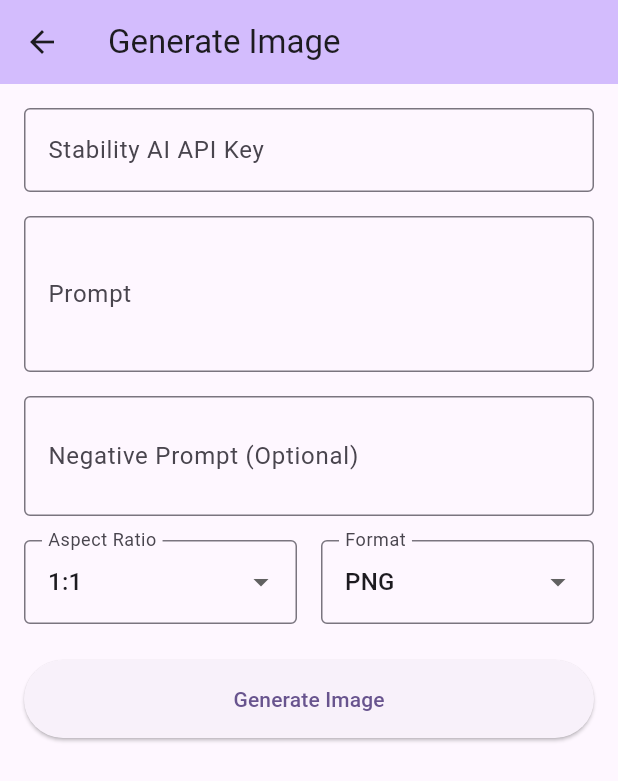
After one commit to Sibtain-maker/image_generator-, a Flutter app: the screen it shows once a user with an empty profile is signed in, after a tap on "Generate Image", on a phone screen of 412 x 824 dp. The commit adds this screen. Shown: the top 781 px of the screen. Run offline on Flutter 3.47's test engine with Material 3 defaults, Android fonts, the phone set to English and light mode, and no system bars; our stand-ins replace dio, supabase_flutter; accounts and stored records are empty.

Commit message:
Add Stability AI image generation feature
Introduces image generation using Stability AI with new models, service, and screen. Adds dio and http dependencies, updates navigation, and enhances the home page with a button to access the image generation screen.

```diff
--- a/lib/main.dart
+++ b/lib/main.dart
@@ -3,6 +3,7 @@ import 'package:supabase_flutter/supabase_flutter.dart';
 import 'widgets/auth_wrapper.dart';
 import 'screens/login_screen.dart';
 import 'screens/signup_screen.dart';
+import 'screens/image_generation_screen.dart';
 import 'services/auth_service.dart';
 
 Future<void> main() async {
@@ -32,6 +33,7 @@ class MyApp extends StatelessWidget {
         '/login': (context) => const LoginScreen(),
         '/signup': (context) => const SignupScreen(),
         '/home': (context) => const MyHomePage(title: 'Image Generator'),
+        '/generate': (context) => const ImageGenerationScreen(),
       },
       home: AuthWrapper(
         child: const MyHomePage(title: 'Image Generator'),
@@ -67,10 +69,33 @@ class _MyHomePageState extends State<MyHomePage> {
           ),
         ],
       ),
-      body: const Center(
+      body: Center(
         child: Column(
           mainAxisAlignment: MainAxisAlignment.center,
-          children: <Widget>[Text('Welcome to Image Generator')],
+          children: <Widget>[
+            const Text(
+              'Welcome to Image Generator',
+              style: TextStyle(fontSize: 24, fontWeight: FontWeight.bold),
+            ),
+            const SizedBox(height: 20),
+            const Text(
+              'Create amazing images with AI using Stability AI',
+              textAlign: TextAlign.center,
+              style: TextStyle(fontSize: 16, color: Colors.grey),
+            ),
+            const SizedBox(height: 40),
+            ElevatedButton.icon(
+              onPressed: () {
+                Navigator.pushNamed(context, '/generate');
+              },
+              icon: const Icon(Icons.create),
+              label: const Text('Generate Image'),
+              style: ElevatedButton.styleFrom(
+                padding: const EdgeInsets.symmetric(horizontal: 32, vertical: 16),
+                textStyle: const TextStyle(fontSize: 18),
+              ),
+            ),
+          ],
         ),
       ),
     );
--- /dev/null
+++ b/lib/models/stability_ai_models.dart
@@ -0,0 +1,70 @@
+class StabilityAIRequest {
+  final String prompt;
+  final String? negativePrompt;
+  final String aspectRatio;
+  final String outputFormat;
+  final int? seed;
+
+  StabilityAIRequest({
+    required this.prompt,
+    this.negativePrompt,
+    this.aspectRatio = '1:1',
+    this.outputFormat = 'png',
+    this.seed,
+  });
+
+  Map<String, dynamic> toFormData() {
+    final Map<String, dynamic> data = {
+      'prompt': prompt,
+      'aspect_ratio': aspectRatio,
+      'output_format': outputFormat,
+    };
+
+    if (negativePrompt != null && negativePrompt!.isNotEmpty) {
+      data['negative_prompt'] = negativePrompt;
+    }
+
+    if (seed != null) {
+      data['seed'] = seed.toString();
+    }
+
+    return data;
+  }
+}
+
+class StabilityAIResponse {
+  final String imageBase64;
+  final int? seed;
+  final String? finishReason;
+
+  StabilityAIResponse({
+    required this.imageBase64,
+    this.seed,
+    this.finishReason,
+  });
+
+  factory StabilityAIResponse.fromJson(Map<String, dynamic> json) {
+    return StabilityAIResponse(
+      imageBase64: json['image'] ?? '',
+      seed: json['seed'],
+      finishReason: json['finish_reason'],
+    );
+  }
+}
+
+class StabilityAIError {
+  final String message;
+  final int? code;
+
+  StabilityAIError({
+    required this.message,
+    this.code,
+  });
+
+  factory StabilityAIError.fromJson(Map<String, dynamic> json) {
+    return StabilityAIError(
+      message: json['message'] ?? 'Unknown error',
+      code: json['code'],
+    );
+  }
+}
--- /dev/null
+++ b/lib/screens/image_generation_screen.dart
@@ -0,0 +1,246 @@
+import 'dart:convert';
+import 'dart:typed_data';
+import 'package:flutter/material.dart';
+import '../services/stability_ai_service.dart';
+import '../models/stability_ai_models.dart';
+
+class ImageGenerationScreen extends StatefulWidget {
+  const ImageGenerationScreen({super.key});
+
+  @override
+  State<ImageGenerationScreen> createState() => _ImageGenerationScreenState();
+}
+
+class _ImageGenerationScreenState extends State<ImageGenerationScreen> {
+  final TextEditingController _promptController = TextEditingController();
+  final TextEditingController _negativePromptController = TextEditingController();
+  final TextEditingController _apiKeyController = TextEditingController();
+
+  String _selectedAspectRatio = '1:1';
+  String _selectedOutputFormat = 'png';
+  bool _isGenerating = false;
+  Uint8List? _generatedImageBytes;
+  String? _errorMessage;
+
+  StabilityAIService? _stabilityService;
+
+  @override
+  void dispose() {
+    _promptController.dispose();
+    _negativePromptController.dispose();
+    _apiKeyController.dispose();
+    super.dispose();
+  }
+
+  Future<void> _generateImage() async {
+    if (_promptController.text.trim().isEmpty) {
+      setState(() {
+        _errorMessage = 'Please enter a prompt';
+      });
+      return;
+    }
+
+    if (_apiKeyController.text.trim().isEmpty) {
+      setState(() {
+        _errorMessage = 'Please enter your Stability AI API key';
+      });
+      return;
+    }
+
+    setState(() {
+      _isGenerating = true;
+      _errorMessage = null;
+      _generatedImageBytes = null;
+    });
+
+    try {
+      _stabilityService = StabilityAIService(apiKey: _apiKeyController.text.trim());
+
+      final request = StabilityAIRequest(
+        prompt: _promptController.text.trim(),
+        negativePrompt: _negativePromptController.text.trim().isEmpty
+            ? null
+            : _negativePromptController.text.trim(),
+        aspectRatio: _selectedAspectRatio,
+        outputFormat: _selectedOutputFormat,
+      );
+
+      final response = await _stabilityService!.generateImage(request);
+      final imageBytes = base64Decode(response.imageBase64);
+
+      setState(() {
+        _generatedImageBytes = imageBytes;
+        _isGenerating = false;
+      });
+    } catch (e) {
+      setState(() {
+        _isGenerating = false;
+        if (e is StabilityAIError) {
+          _errorMessage = e.message;
+        } else {
+          _errorMessage = 'Failed to generate image: ${e.toString()}';
+        }
+      });
+    }
+  }
+
+  @override
+  Widget build(BuildContext context) {
+    return Scaffold(
+      appBar: AppBar(
+        title: const Text('Generate Image'),
+        backgroundColor: Theme.of(context).colorScheme.inversePrimary,
+      ),
+      body: SingleChildScrollView(
+        padding: const EdgeInsets.all(16.0),
+        child: Column(
+          crossAxisAlignment: CrossAxisAlignment.stretch,
+          children: [
+            TextField(
+              controller: _apiKeyController,
+              decoration: const InputDecoration(
+                labelText: 'Stability AI API Key',
+                hintText: 'Enter your API key',
+                border: OutlineInputBorder(),
+              ),
+              obscureText: true,
+            ),
+            const SizedBox(height: 16),
+
+            TextField(
+              controller: _promptController,
+              maxLines: 3,
+              decoration: const InputDecoration(
+                labelText: 'Prompt',
+                hintText: 'Describe the image you want to generate...',
+                border: OutlineInputBorder(),
+              ),
+            ),
+            const SizedBox(height: 16),
+
+            TextField(
+              controller: _negativePromptController,
+              maxLines: 2,
+              decoration: const InputDecoration(
+                labelText: 'Negative Prompt (Optional)',
+                hintText: 'What to avoid in the image...',
+                border: OutlineInputBorder(),
+              ),
+            ),
+            const SizedBox(height: 16),
+
+            Row(
+              children: [
+                Expanded(
+                  child: DropdownButtonFormField<String>(
+                    value: _selectedAspectRatio,
+                    decoration: const InputDecoration(
+                      labelText: 'Aspect Ratio',
+                      border: OutlineInputBorder(),
+                    ),
+                    items: StabilityAIService.getAvailableAspectRatios()
+                        .map((ratio) => DropdownMenuItem(
+                              value: ratio,
+                              child: Text(ratio),
+                            ))
+                        .toList(),
+                    onChanged: (value) {
+                      if (value != null) {
+                        setState(() {
+                          _selectedAspectRatio = value;
+                        });
+                      }
+                    },
+                  ),
+                ),
+                const SizedBox(width: 16),
+                Expanded(
+                  child: DropdownButtonFormField<String>(
+                    value: _selectedOutputFormat,
+                    decoration: const InputDecoration(
+                      labelText: 'Format',
+                      border: OutlineInputBorder(),
+                    ),
+                    items: StabilityAIService.getOutputFormats()
+                        .map((format) => DropdownMenuItem(
+                              value: format,
+                              child: Text(format.toUpperCase()),
+                            ))
+                        .toList(),
+                    onChanged: (value) {
+                      if (value != null) {
+                        setState(() {
+                          _selectedOutputFormat = value;
+                        });
+                      }
+                    },
+                  ),
+                ),
+              ],
+            ),
+            const SizedBox(height: 24),
+
+            ElevatedButton(
+              onPressed: _isGenerating ? null : _generateImage,
+              style: ElevatedButton.styleFrom(
+                padding: const EdgeInsets.symmetric(vertical: 16),
+              ),
+              child: _isGenerating
+                  ? const Row(
+                      mainAxisAlignment: MainAxisAlignment.center,
+                      children: [
+                        SizedBox(
+                          width: 20,
+                          height: 20,
+                          child: CircularProgressIndicator(strokeWidth: 2),
+                        ),
+                        SizedBox(width: 12),
+                        Text('Generating...'),
+                      ],
+                    )
+                  : const Text('Generate Image'),
+            ),
+
+            if (_errorMessage != null) ...[
+              const SizedBox(height: 16),
+              Container(
+                padding: const EdgeInsets.all(12),
+                decoration: BoxDecoration(
+                  color: Colors.red.shade50,
+                  border: Border.all(color: Colors.red.shade200),
+                  borderRadius: BorderRadius.circular(8),
+                ),
+                child: Text(
+                  _errorMessage!,
+                  style: TextStyle(color: Colors.red.shade700),
+                ),
+              ),
+            ],
+
+            if (_generatedImageBytes != null) ...[
+              const SizedBox(height: 24),
+              const Text(
+                'Generated Image:',
+                style: TextStyle(fontSize: 18, fontWeight: FontWeight.bold),
+              ),
+              const SizedBox(height: 8),
+              Container(
+                decoration: BoxDecoration(
+                  border: Border.all(color: Colors.grey.shade300),
+                  borderRadius: BorderRadius.circular(8),
+                ),
+                child: ClipRRect(
+                  borderRadius: BorderRadius.circular(8),
+                  child: Image.memory(
+                    _generatedImageBytes!,
+                    fit: BoxFit.contain,
+                  ),
+                ),
+              ),
+            ],
+          ],
+        ),
+      ),
+    );
+  }
+}
--- /dev/null
+++ b/lib/services/stability_ai_service.dart
@@ -0,0 +1,91 @@
+import 'dart:convert';
+import 'dart:typed_data';
+import 'package:dio/dio.dart';
+import '../models/stability_ai_models.dart';
+
+class StabilityAIService {
+  static const String baseUrl = 'https://api.stability.ai/v2beta/stable-image/generate';
+  static const String coreEndpoint = '/core';
+
+  final Dio _dio;
+  final String _apiKey;
+
+  StabilityAIService({required String apiKey})
+      : _apiKey = apiKey,
+        _dio = Dio() {
+    _dio.options.baseUrl = baseUrl;
+    _dio.options.headers = {
+      'Authorization': 'Bearer $_apiKey',
+      'Accept': 'image/*',
+    };
+    _dio.options.connectTimeout = const Duration(seconds: 30);
+    _dio.options.receiveTimeout = const Duration(minutes: 2);
+  }
+
+  Future<StabilityAIResponse> generateImage(StabilityAIRequest request) async {
+    try {
+      final formData = FormData.fromMap(request.toFormData());
+
+      final response = await _dio.post(
+        coreEndpoint,
+        data: formData,
+        options: Options(
+          responseType: ResponseType.bytes,
+        ),
+      );
+
+      if (response.statusCode == 200) {
+        final Uint8List imageBytes = response.data;
+        final String base64Image = base64Encode(imageBytes);
+
+        return StabilityAIResponse(
+          imageBase64: base64Image,
+          seed: request.seed,
+        );
+      } else {
+        throw StabilityAIError(
+          message: 'Failed to generate image: ${response.statusCode}',
+          code: response.statusCode,
+        );
+      }
+    } on DioException catch (e) {
+      if (e.response?.data != null) {
+        try {
+          final errorData = json.decode(e.response!.data);
+          throw StabilityAIError.fromJson(errorData);
+        } catch (_) {
+          throw StabilityAIError(
+            message: 'Network error: ${e.message}',
+            code: e.response?.statusCode,
+          );
+        }
+      } else {
+        throw StabilityAIError(
+          message: 'Network error: ${e.message ?? 'Unknown error'}',
+        );
+      }
+    } catch (e) {
+      throw StabilityAIError(
+        message: 'Unexpected error: ${e.toString()}',
+      );
+    }
+  }
+
+  static List<String> getAvailableAspectRatios() {
+    return [
+      '21:9',
+      '16:9',
+      '3:2',
+      '5:4',
+      '1:1',
+      '4:5',
+      '2:3',
+      '9:16',
+      '9:21',
+    ];
+  }
+
+  static List<String> getOutputFormats() {
+    return ['png', 'jpeg'];
+  }
+}
--- a/pubspec.yaml
+++ b/pubspec.yaml
@@ -35,6 +35,8 @@ dependencies:
   # Use with the CupertinoIcons class for iOS style icons.
   cupertino_icons: ^1.0.8
   supabase_flutter: ^2.8.0
+  http: ^1.1.0
+  dio: ^5.4.0
 
 dev_dependencies:
   flutter_test:
```
Also changed, not shown: pubspec.lock.
